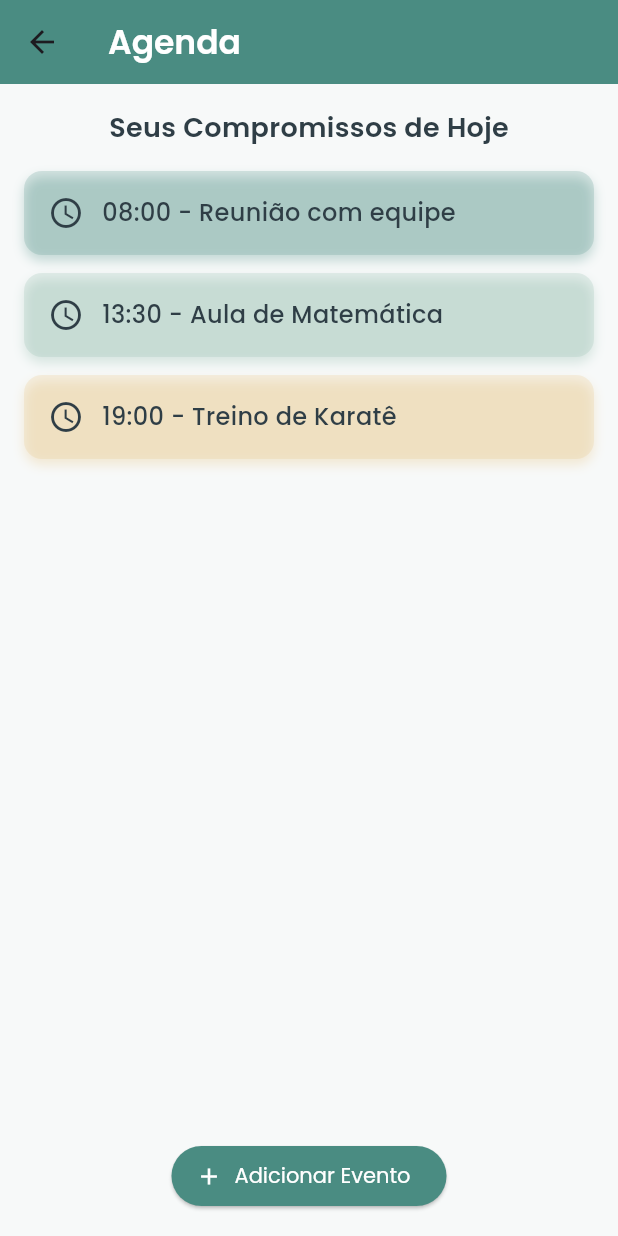
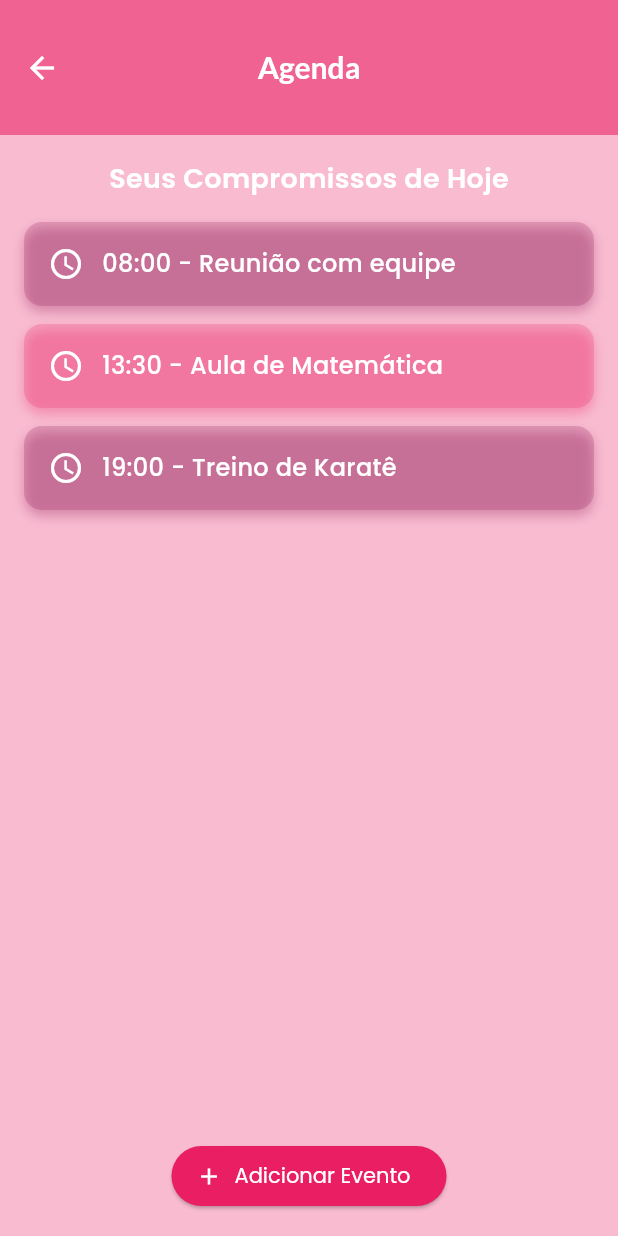
Before and after one commit to LarissaMaria8715/prmoapp, a Flutter app: the AgendaPage screen opened directly, on a phone screen of 412 x 824 dp. Run offline on Flutter 3.47's test engine with Material 3 defaults, Android fonts, the phone set to English and light mode, and no system bars; our stand-ins replace google_fonts.

Commit message:
Versão 1.5

```diff
--- a/lib/main.dart
+++ b/lib/main.dart
@@ -1,3 +1,4 @@
+import 'package:equilibreapp/pages/agenda_page.dart';
 import 'package:equilibreapp/pages/respiracao_page.dart';
 import 'package:flutter/material.dart';
 import 'package:google_fonts/google_fonts.dart';
@@ -5,6 +6,6 @@ import 'package:equilibreapp/pages/home_page.dart';
 
 void main(){
   runApp(MaterialApp(
-    home:HomePage(),
+    home:AgendaPage(),
   ));
 }
--- a/lib/pages/agenda_page.dart
+++ b/lib/pages/agenda_page.dart
@@ -1,14 +1,6 @@
 import 'package:flutter/material.dart';
 import 'package:google_fonts/google_fonts.dart';
-
-class AppColors {
-  static const fundo = Color(0xFFF7F9F9);
-  static const primario = Color(0xFF4A8C82);
-  static const secundario = Color(0xFF89B6A5);
-  static const destaque = Color(0xFFE5C07B);
-  static const texto = Color(0xFF2F3E46);
-  static const alerta = Color(0xFFE57373);
-}
+import '../utils/colors.dart';
 
 class AgendaPage extends StatelessWidget {
   const AgendaPage({Key? key}) : super(key: key);
@@ -17,15 +9,24 @@ class AgendaPage extends StatelessWidget {
   Widget build(BuildContext context) {
     return SafeArea(
       child: Scaffold(
-        backgroundColor: AppColors.fundo,
+        backgroundColor: AppColors.lightBordeaux1,
         appBar: AppBar(
-          backgroundColor: AppColors.primario,
+          toolbarHeight: 90,
           title: Text(
             'Agenda',
-            style: GoogleFonts.poppins(
+            style: GoogleFonts.lato(
+              fontSize: 20,
+              fontWeight: FontWeight.bold,
               color: Colors.white,
-              fontWeight: FontWeight.w600,
             ),
+          ),
+          centerTitle: true,
+          backgroundColor: AppColors.lightBordeaux3,
+          leading: IconButton(
+            icon: const Icon(Icons.arrow_back, color: AppColors.white),
+            onPressed: () {
+              Navigator.pop(context); // Agora com ação de voltar
+            },
           ),
         ),
         body: Padding(
@@ -37,7 +38,7 @@ class AgendaPage extends StatelessWidget {
                 style: GoogleFonts.poppins(
                   fontSize: 18,
                   fontWeight: FontWeight.w600,
-                  color: AppColors.texto,
+                  color: AppColors.white,
                 ),
               ),
               SizedBox(height: 16),
@@ -47,17 +48,17 @@ class AgendaPage extends StatelessWidget {
                     _buildEventoCard(
                       hora: '08:00',
                       titulo: 'Reunião com equipe',
-                      cor: AppColors.primario,
+                      cor: AppColors.darkBordeaux4,
                     ),
                     _buildEventoCard(
                       hora: '13:30',
                       titulo: 'Aula de Matemática',
-                      cor: AppColors.secundario,
+                      cor: AppColors.Bordeaux,
                     ),
                     _buildEventoCard(
                       hora: '19:00',
                       titulo: 'Treino de Karatê',
-                      cor: AppColors.destaque,
+                      cor: AppColors.darkBordeaux4,
                     ),
                   ],
                 ),
@@ -68,7 +69,7 @@ class AgendaPage extends StatelessWidget {
                 icon: Icon(Icons.add),
                 label: Text('Adicionar Evento'),
                 style: ElevatedButton.styleFrom(
-                  backgroundColor: AppColors.primario,
+                  backgroundColor: AppColors.Bordeaux,
                   foregroundColor: Colors.white,
                   textStyle: GoogleFonts.poppins(),
                 ),
@@ -103,7 +104,7 @@ class AgendaPage extends StatelessWidget {
           padding: const EdgeInsets.all(16.0),
           child: Row(
             children: [
-              Icon(Icons.access_time, color: AppColors.texto),
+              Icon(Icons.access_time, color: AppColors.white),
               SizedBox(width: 12),
               Expanded(
                 child: Text(
@@ -111,7 +112,7 @@ class AgendaPage extends StatelessWidget {
                   style: GoogleFonts.poppins(
                     fontSize: 16,
                     fontWeight: FontWeight.w500,
-                    color: AppColors.texto,
+                    color: AppColors.white,
                   ),
                 ),
               ),
```
